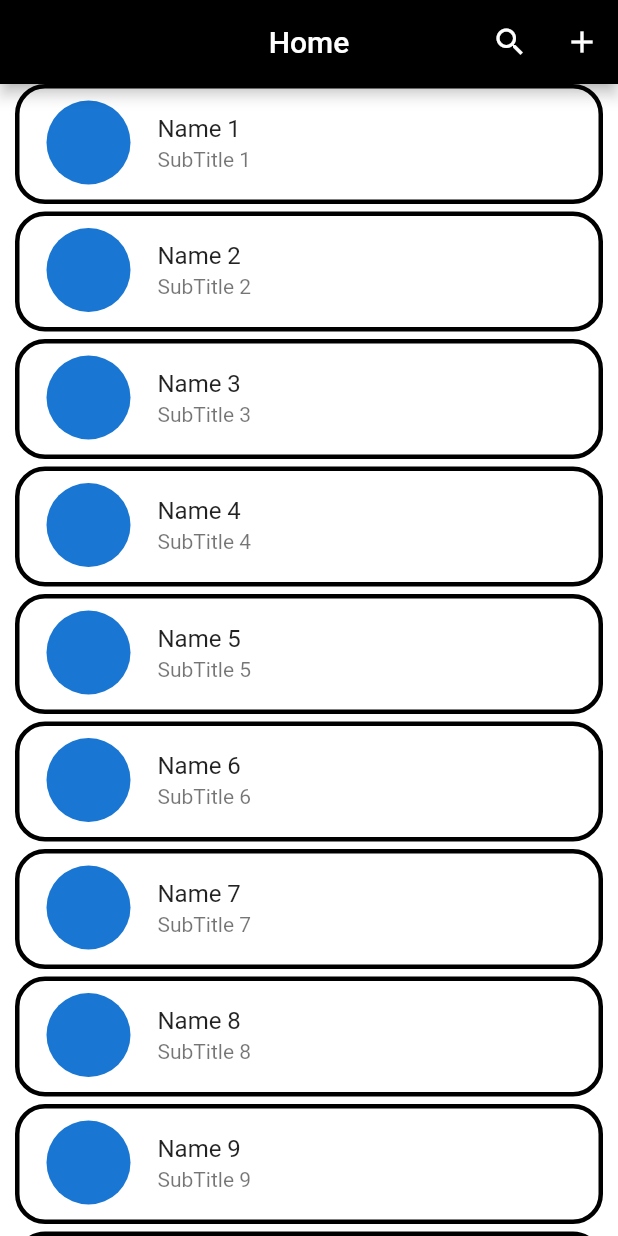
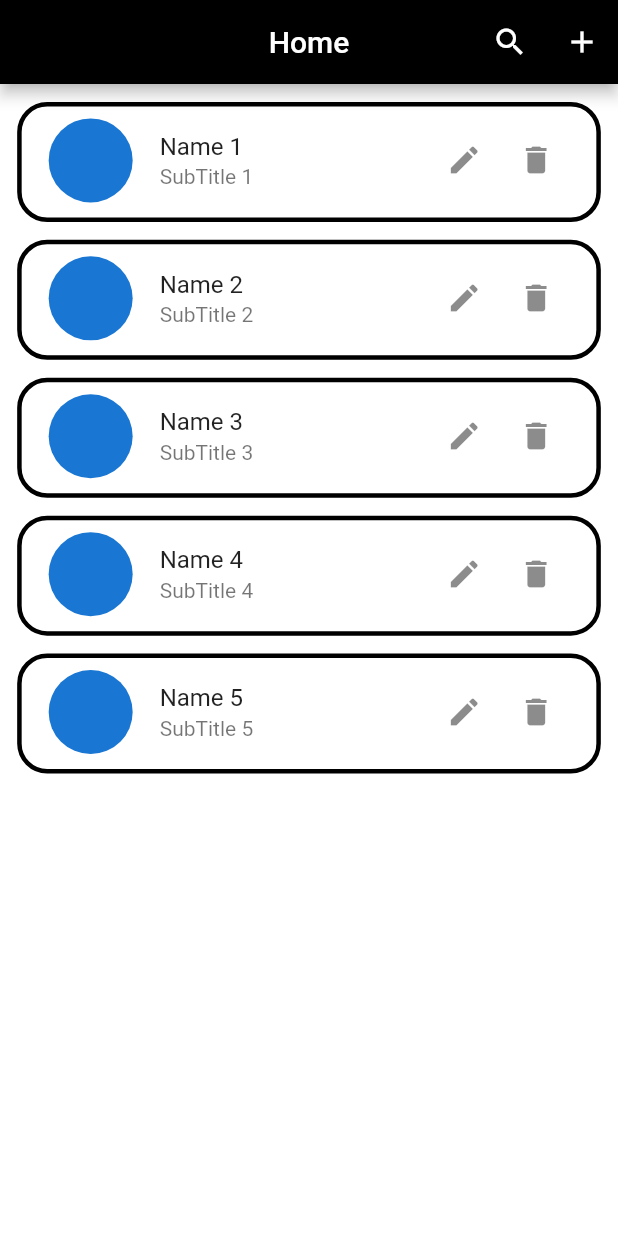
Before and after one commit to JiyadAhammad/student-mgnt, a Flutter app: the screen it shows after launch, on a phone screen of 412 x 824 dp. Run offline on Flutter 3.47's test engine with Material 2 defaults, Android fonts, the phone set to English and light mode, and no system bars; our stand-ins replace flutter_screenutil, lottie.

Commit message:
list view trailing created

```diff
--- a/lib/main.dart
+++ b/lib/main.dart
@@ -1,4 +1,5 @@
 import 'package:flutter/material.dart';
+import 'package:flutter_screenutil/flutter_screenutil.dart';
 import 'package:student/presentation/splash/splash_screen.dart';
 
 void main() {
@@ -10,6 +11,11 @@ class MyApp extends StatelessWidget {
 
   @override
   Widget build(BuildContext context) {
+    return ScreenUtilInit(
+      designSize: const Size(360, 690),
+      minTextAdapt: true,
+      splitScreenMode: true,
+      builder: (context, child) {
         return MaterialApp(
           debugShowCheckedModeBanner: false,
           title: 'Flutter Demo',
@@ -18,5 +24,7 @@ class MyApp extends StatelessWidget {
           ),
           home: const SplashScreen(),
         );
+      },
+    );
   }
 }
--- a/lib/presentation/home/home_screen.dart
+++ b/lib/presentation/home/home_screen.dart
@@ -1,8 +1,9 @@
 import 'package:flutter/material.dart';
-import 'package:lottie/lottie.dart';
+import 'package:flutter_screenutil/flutter_screenutil.dart';
 import 'package:student/constant/color/colors.dart';
 import 'package:student/constant/size/sized_box.dart';
 import 'package:student/presentation/form_widget/form_widget.dart';
+import 'package:student/widget/delete_show_dialog.dart';
 
 class HomeSceen extends StatelessWidget {
   const HomeSceen({Key? key}) : super(key: key);
@@ -41,22 +42,33 @@ class HomeSceen extends StatelessWidget {
         ],
       ),
       body: ListView.separated(
-        itemCount: 10,
+        itemCount: 5,
         separatorBuilder: (BuildContext context, int index) {
-          return kheight5;
+          return const SizedBox();
         },
         itemBuilder: (BuildContext context, int index) {
           return Padding(
-            padding: const EdgeInsets.symmetric(horizontal: 10),
+            padding: EdgeInsets.only(
+              top: 10.h,
+              right: 10.w,
+              left: 10.w,
+            ),
             child: Container(
               height: 80,
               decoration: BoxDecoration(
-                border: Border.all(width: 3.0,color: kblack),
+                border: Border.all(width: 3.0, color: kblack),
                 borderRadius: const BorderRadius.all(
                   Radius.circular(20),
                 ),
               ),
               child: ListTile(
+                onTap: () {},
+                onLongPress: () {
+                  showDialog(
+                    context: context,
+                    builder: (ctx) => const DeleteDialogWidget(),
+                  );
+                },
                 leading: const CircleAvatar(
                   radius: 30,
                 ),
@@ -66,6 +78,29 @@ class HomeSceen extends StatelessWidget {
                 subtitle: Text(
                   'SubTitle ${index + 1} ',
                 ),
+                trailing: Wrap(
+                  children: [
+                    IconButton(
+                      padding: EdgeInsets.zero,
+                      onPressed: () {},
+                      icon: const Icon(
+                        Icons.edit,
+                      ),
+                    ),
+                    IconButton(
+                      padding: EdgeInsets.zero,
+                      onPressed: () {
+                        showDialog(
+                          context: context,
+                          builder: (ctx) => const DeleteDialogWidget(),
+                        );
+                      },
+                      icon: const Icon(
+                        Icons.delete,
+                      ),
+                    ),
+                  ],
+                ),
               ),
             ),
           );
--- a/pubspec.yaml
+++ b/pubspec.yaml
@@ -30,14 +30,10 @@ dependencies:
   cupertino_icons: ^1.0.2
   flutter:
     sdk: flutter
+  flutter_screenutil: ^5.5.4
   lottie: ^1.4.2
 
 dev_dependencies:
-  # The "flutter_lints" package below contains a set of recommended lints to
-  # encourage good coding practices. The lint set provided by the package is
-  # activated in the `analysis_options.yaml` file located at the root of your
-  # package. See that file for information about deactivating specific lint
-  # rules and activating additional ones.
   flutter_lints: ^2.0.0
   flutter_test:
     sdk: flutter
```
Also changed, not shown: lib/widget/delete_show_dialog.dart (added, +45 -0 lines), pubspec.lock. Lines whose indentation alone changed are shown as unchanged.
